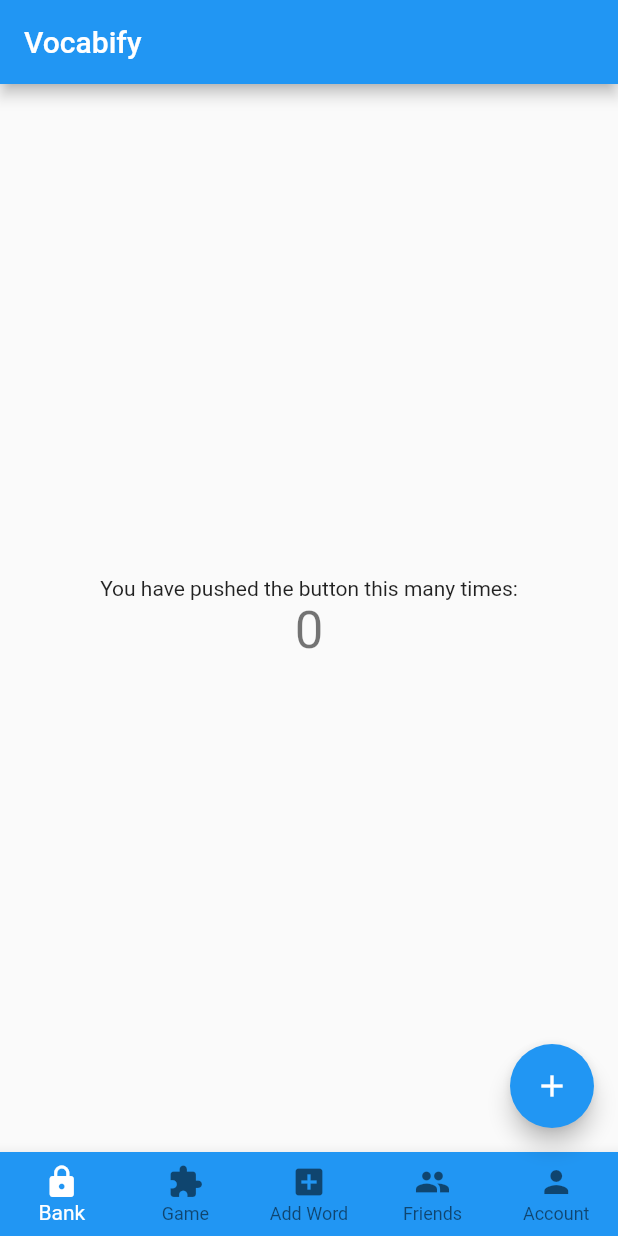
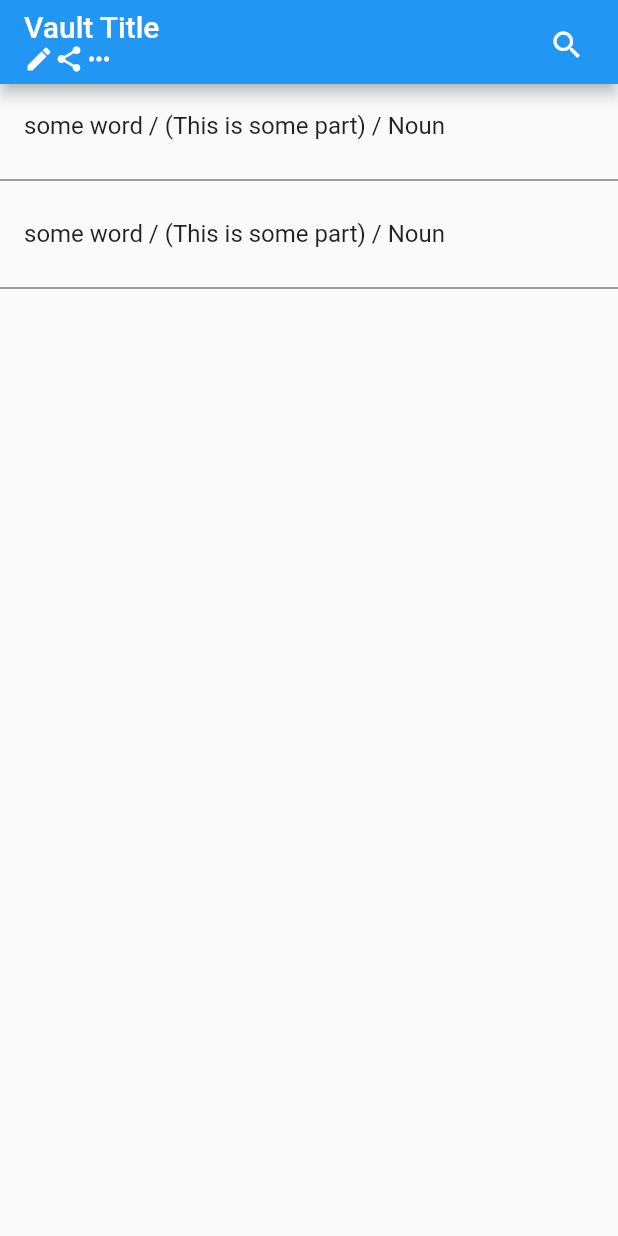
Before and after one commit to abassey/vocabify, a Flutter app: the screen it shows after launch, on a phone screen of 412 x 824 dp. Run offline on Flutter 3.47's test engine with Material 2 defaults, Android fonts, the phone set to English and light mode, and no system bars.

Commit message:
mocked out inside vault view

```diff
--- a/lib/main.dart
+++ b/lib/main.dart
@@ -1,4 +1,5 @@
 import 'package:flutter/material.dart';
+import 'vault-view.dart';
 
 void main() {
   runApp(const MyApp());
@@ -15,7 +16,7 @@ class MyApp extends StatelessWidget {
       theme: ThemeData(
         primarySwatch: Colors.blue,
       ),
-      home: const MyHomePage(title: 'Vocabify'),
+      home: const VaultView(vaultTitle: "Vault Title")
     );
   }
 }
--- /dev/null
+++ b/lib/vault-view.dart
@@ -0,0 +1,101 @@
+import 'package:flutter/material.dart';
+
+enum WordTypes {
+  noun,
+  adj
+}
+
+List _vaultItems = [
+  {
+    "word": "some word",
+    "pronounce": "This is some part",
+    "word_type": "Noun"
+  },
+  {
+    "word": "some word",
+    "pronounce": "This is some part",
+    "word_type": "Noun"
+  },
+  {
+    "word": "some word",
+    "pronounce": "This is some part",
+    "word_type": "Noun"
+  },
+];
+
+class VaultView extends StatefulWidget {
+  const VaultView({ Key? key, required this.vaultTitle }) : super(key: key);
+  final String vaultTitle;
+
+  @override
+  _VaultViewState createState() => _VaultViewState();
+}
+
+class _VaultViewState extends State<VaultView> {
+  bool _isEditMode = false;
+  double iconSize = 20;
+
+  Widget _buildRow(input) {
+    return ListTile(
+      title: Text(
+        input["word"] + " / (" + input["pronounce"] + ") / " + input["word_type"],
+      ),
+    );
+  }
+
+  @override
+  Widget build(BuildContext context) {
+    return Scaffold(
+      appBar: AppBar(title: Column(mainAxisAlignment: MainAxisAlignment.start, crossAxisAlignment: CrossAxisAlignment.start, children: [_isEditMode ? const TextBoxSearch() : Text(widget.vaultTitle, textAlign: TextAlign.start),
+      Row(children: [ Icon(Icons.edit, size: iconSize), Icon(Icons.share, size: iconSize), Icon(Icons.more_horiz, size: iconSize)])], mainAxisSize: MainAxisSize.min),
+      centerTitle: false,
+      actions: [
+        Padding(padding: const EdgeInsets.all(10), child: IconButton(onPressed: () => {
+          ScaffoldMessenger.of(context).showSnackBar(SnackBar(content: !_isEditMode ? const Text("Entering Edit Mode") : const Text("Exiting Edit Mode"))),
+          setState(() {
+            _isEditMode = !_isEditMode;
+            if (_isEditMode) {
+              iconSize = 15;
+            } else {
+              iconSize = 20;
+            }
+          }),
+        }, icon: !_isEditMode ? const Icon(Icons.search) : const Icon(Icons.close)) )
+
+      ],
+      ),
+      body: ListView.builder(
+      itemCount: _vaultItems.length+1,
+      itemBuilder: (context, i) {
+        var index = (i ~/ 2);
+        if (i.isOdd || index >= _vaultItems.length) {
+          return const Divider(
+            color: Colors.black,
+            thickness: 0.5,
+          );
+        }
+
+      return _buildRow(_vaultItems[index]);
+      },
+      ),
+    );
+  }
+}
+class TextBoxSearch extends StatelessWidget {
+  const TextBoxSearch({ Key? key }) : super(key: key);
+
+  @override
+  Widget build(BuildContext context) {
+    return AnimatedContainer(
+      duration: const Duration(seconds: 1),
+      curve: Curves.fastOutSlowIn,
+      alignment: Alignment.centerLeft,
+      color: Colors.white,
+      height: 30,
+      child: const TextField(
+        decoration:
+            InputDecoration(border: InputBorder.none, hintText: 'Search', hintStyle: TextStyle(fontSize: 15)),
+      ),
+    );
+  }
+}
```
